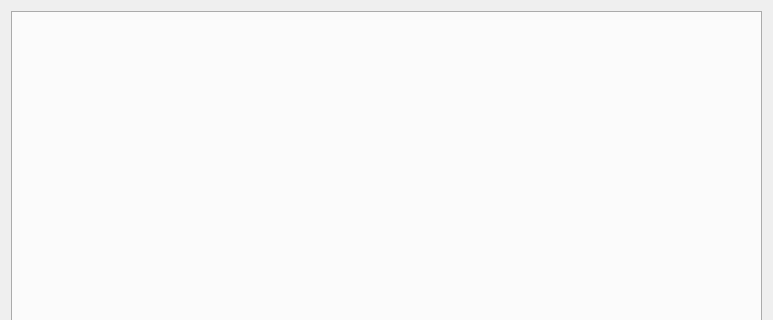
Qt form core/ui/shared/dscenario.ui (Giswater/giswater_qgis_plugin) before a commit; both pictures show x 0 to 773 and y 0 to 320 of the 773 by 525 pixel window.
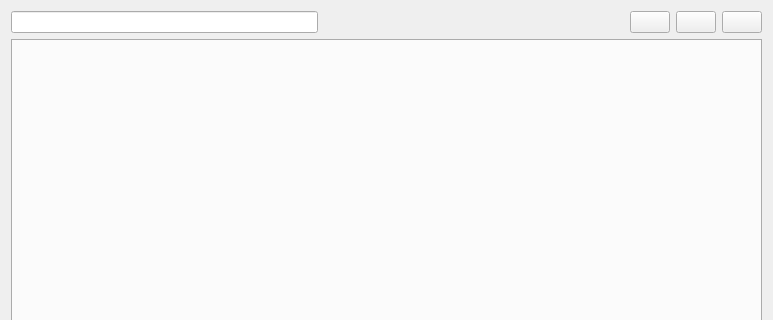
The same form after that commit.

Commit message: WIP add icon, qsqltablemodel & change dscenario.ui #848

```diff
--- a/core/ui/shared/dscenario.ui
+++ b/core/ui/shared/dscenario.ui
@@ -14,14 +14,7 @@
    <string>Dialog</string>
   </property>
   <layout class="QGridLayout" name="gridLayout">
-   <item row="0" column="0">
-    <widget class="QTabWidget" name="main_tab">
-     <property name="currentIndex">
-      <number>-1</number>
-     </property>
-    </widget>
-   </item>
-   <item row="1" column="0">
+   <item row="2" column="0">
     <widget class="QDialogButtonBox" name="buttonBox">
      <property name="orientation">
       <enum>Qt::Horizontal</enum>
@@ -31,6 +24,54 @@
      </property>
     </widget>
    </item>
+   <item row="1" column="0">
+    <widget class="QTabWidget" name="main_tab">
+     <property name="currentIndex">
+      <number>-1</number>
+     </property>
+    </widget>
+   </item>
+   <item row="0" column="0">
+    <layout class="QHBoxLayout" name="horizontalLayout">
+     <item>
+      <widget class="QLineEdit" name="lineEdit"/>
+     </item>
+     <item>
+      <spacer name="horizontalSpacer">
+       <property name="orientation">
+        <enum>Qt::Horizontal</enum>
+       </property>
+       <property name="sizeHint" stdset="0">
+        <size>
+         <width>40</width>
+         <height>20</height>
+        </size>
+       </property>
+      </spacer>
+     </item>
+     <item>
+      <widget class="QPushButton" name="btn_insert">
+       <property name="text">
+        <string/>
+       </property>
+      </widget>
+     </item>
+     <item>
+      <widget class="QPushButton" name="btn_delete">
+       <property name="text">
+        <string/>
+       </property>
+      </widget>
+     </item>
+     <item>
+      <widget class="QPushButton" name="btn_select">
+       <property name="text">
+        <string/>
+       </property>
+      </widget>
+     </item>
+    </layout>
+   </item>
   </layout>
  </widget>
  <resources/>
```
The commit also changes 2 other files.
